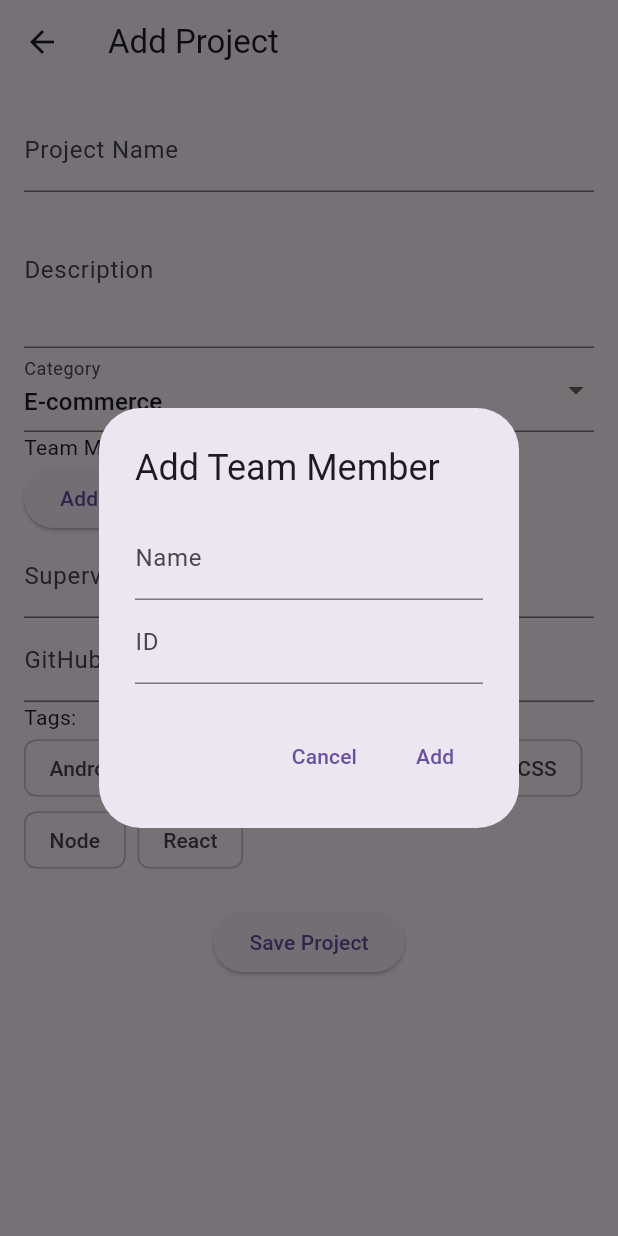
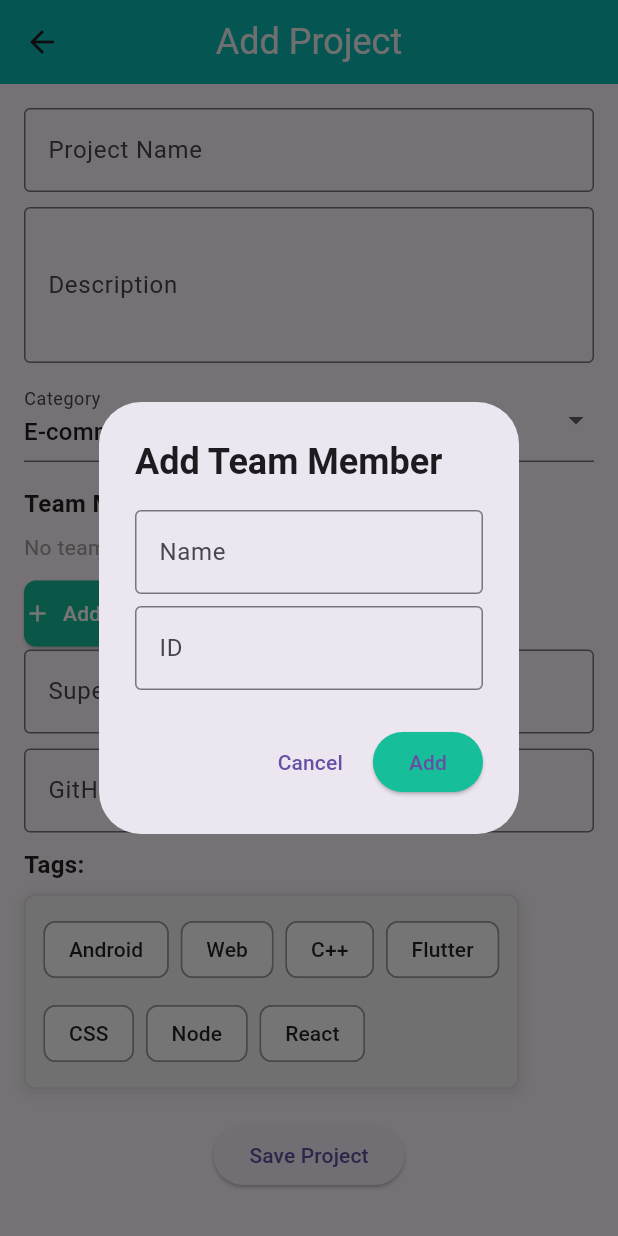
Before and after one commit to OmerFShuhag/Insight, a Flutter app: the AddProjectPage screen opened directly, after a tap on "Add Team Member", on a phone screen of 412 x 824 dp. Run offline on Flutter 3.47's test engine with Material 3 defaults, Android fonts, the phone set to English and light mode, and no system bars; our stand-ins replace cloud_firestore, curved_navigation_bar, firebase_auth, firebase_core, fluttertoast; accounts and stored records are empty.

```diff
--- a/lib/body/Home/AddProject.dart
+++ b/lib/body/Home/AddProject.dart
@@ -65,8 +65,7 @@ class _AddProjectPageState extends State<AddProjectPage> {
 
   Future<void> _saveProject() async {
     if (_formKey.currentState!.validate()) {
-      final String projectId =
-          ''; // Initialize with an empty ID for a new project
+      final String projectId = '';
       final project = projectClass.Project(
         id: projectId,
         projectName: _projectNameController.text,
@@ -77,16 +76,6 @@ class _AddProjectPageState extends State<AddProjectPage> {
         githubLink: _githubLinkController.text,
         tags: _selectedTags,
       );
-      // Project(
-      //   id: projectId,
-      //   projectName: _projectNameController.text,
-      //   description: _descriptionController.text,
-      //   category: _selectedCategory,
-      //   teamMembers: _teamMembers,
-      //   supervisorName: _supervisorNameController.text,
-      //   githubLink: _githubLinkController.text,
-      //   tags: _selectedTags,
-      // );
 
       final String userId = FirebaseAuth.instance.currentUser!.uid;
 
@@ -116,7 +105,15 @@ class _AddProjectPageState extends State<AddProjectPage> {
   Widget build(BuildContext context) {
     return Scaffold(
       appBar: AppBar(
-        title: Text('Add Project'),
+        title: const Text(
+          'Add Project',
+          style: TextStyle(
+            fontSize: 24,
+            color: const Color.fromARGB(255, 243, 243, 243),
+          ),
+        ),
+        centerTitle: true,
+        backgroundColor: const Color.fromARGB(255, 10, 186, 180),
       ),
       body: SingleChildScrollView(
         padding: const EdgeInsets.all(16.0),
@@ -125,22 +122,69 @@ class _AddProjectPageState extends State<AddProjectPage> {
           child: Column(
             crossAxisAlignment: CrossAxisAlignment.start,
             children: [
-              TextFormField(
+              _buildTextField(
                 controller: _projectNameController,
-                decoration: InputDecoration(labelText: 'Project Name'),
+                label: 'Project Name',
+                validatorMessage: 'Please enter project name',
+              ),
+              const SizedBox(height: 10),
+              _buildTextField(
+                controller: _descriptionController,
+                label: 'Description',
+                maxLines: 3,
+                validatorMessage: 'Please enter description',
+              ),
+              const SizedBox(height: 10),
+              _buildDropdownField(),
+              const SizedBox(height: 16.0),
+              _buildTeamMembersSection(),
+              _buildTextField(
+                controller: _supervisorNameController,
+                label: 'Supervisor Name',
+                validatorMessage: 'Please enter supervisor name',
+              ),
+              const SizedBox(height: 10),
+              _buildTextField(
+                controller: _githubLinkController,
+                label: 'GitHub Link',
+                validatorMessage: 'Please enter GitHub link',
+              ),
+              const SizedBox(height: 10),
+              _buildTagsSection(),
+              const SizedBox(height: 20.0),
+              Center(
+                child: ElevatedButton(
+                  onPressed: _saveProject,
+                  child: const Text('Save Project'),
+                ),
+              ),
+            ],
+          ),
+        ),
+      ),
+    );
+  }
+
+  Widget _buildTextField({
+    required TextEditingController controller,
+    required String label,
+    String? validatorMessage,
+    int maxLines = 1,
+  }) {
+    return TextFormField(
+      controller: controller,
+      decoration:
+          InputDecoration(labelText: label, border: const OutlineInputBorder()),
+      maxLines: maxLines,
       validator: (value) =>
-                    value!.isEmpty ? 'Please enter project name' : null,
-              ),
-              TextFormField(
-                controller: _descriptionController,
-                decoration: InputDecoration(labelText: 'Description'),
-                maxLines: 3,
-                validator: (value) =>
-                    value!.isEmpty ? 'Please enter description' : null,
-              ),
-              DropdownButtonFormField(
+          value != null && value.isEmpty ? validatorMessage : null,
+    );
+  }
+
+  Widget _buildDropdownField() {
+    return DropdownButtonFormField(
       value: _selectedCategory,
-                decoration: InputDecoration(labelText: 'Category'),
+      decoration: const InputDecoration(labelText: 'Category'),
       items: _categories.map((category) {
         return DropdownMenuItem(
           value: category,
@@ -152,80 +196,167 @@ class _AddProjectPageState extends State<AddProjectPage> {
           _selectedCategory = value as String;
         });
       },
+    );
+  }
+
+  Widget _buildTeamMembersSection() {
+    return Column(
+      crossAxisAlignment: CrossAxisAlignment.start,
+      children: [
+        Text(
+          'Team Members (Max $_maxTeamMembers):',
+          style: const TextStyle(
+            fontSize: 16.0,
+            fontWeight: FontWeight.bold,
+            color: Colors.black87,
           ),
-              Text('Team Members (Max $_maxTeamMembers):'),
-              ..._teamMembers.asMap().entries.map((entry) {
+        ),
+        const SizedBox(height: 8.0),
+        if (_teamMembers.isNotEmpty)
+          Container(
+            padding: const EdgeInsets.symmetric(vertical: 8.0),
+            decoration: BoxDecoration(
+              color: Colors.grey[100],
+              border: Border.all(color: Colors.grey[300]!),
+              borderRadius: BorderRadius.circular(8.0),
+              boxShadow: [
+                BoxShadow(
+                  color: Colors.grey.withOpacity(0.2),
+                  blurRadius: 4,
+                  offset: const Offset(0, 2),
+                ),
+              ],
+            ),
+            child: Column(
+              children: _teamMembers.asMap().entries.map((entry) {
                 int index = entry.key;
                 Map<String, String> member = entry.value;
                 return ListTile(
-                  title: Text('Name: ${member['name']}'),
+                  contentPadding: const EdgeInsets.symmetric(horizontal: 16.0),
+                  title: Text(
+                    'Name: ${member['name']}',
+                    style: const TextStyle(fontWeight: FontWeight.w600),
+                  ),
                   subtitle: Text('ID: ${member['id']}'),
                   trailing: IconButton(
-                    icon: Icon(Icons.delete, color: Colors.red),
+                    icon: const Icon(Icons.delete, color: Colors.red),
                     onPressed: () => _removeTeamMember(index),
                   ),
                 );
               }).toList(),
+            ),
+          )
+        else
+          const Text(
+            'No team members added yet.',
+            style: TextStyle(color: Colors.grey),
+          ),
         if (_teamMembers.length < _maxTeamMembers)
-                ElevatedButton(
-                  onPressed: () {
+          Padding(
+            padding: const EdgeInsets.only(top: 10.0),
+            child: ElevatedButton.icon(
+              onPressed: _showAddTeamMemberDialog,
+              icon: const Icon(Icons.add),
+              label: const Text('Add Team Member     '),
+              style: ElevatedButton.styleFrom(
+                backgroundColor: const Color.fromARGB(255, 22, 190, 154),
+                foregroundColor: Colors.white,
+                shape: RoundedRectangleBorder(
+                  borderRadius: BorderRadius.circular(8.0),
+                ),
+                padding: const EdgeInsets.symmetric(vertical: 12.0),
+              ),
+            ),
+          ),
+      ],
+    );
+  }
+
+  void _showAddTeamMemberDialog() {
+    final nameController = TextEditingController();
+    final idController = TextEditingController();
+
     showDialog(
       context: context,
       builder: (context) {
-                        final nameController = TextEditingController();
-                        final idController = TextEditingController();
         return AlertDialog(
-                          title: Text('Add Team Member'),
-                          content: Column(
+          title: const Text(
+            'Add Team Member',
+            style: TextStyle(fontWeight: FontWeight.bold),
+          ),
+          content: SingleChildScrollView(
+            child: Column(
               mainAxisSize: MainAxisSize.min,
               children: [
-                              TextField(
+                _buildTextField(
                   controller: nameController,
-                                decoration: InputDecoration(labelText: 'Name'),
+                  label: 'Name',
+                  validatorMessage: 'Name is required',
                 ),
-                              TextField(
+                const SizedBox(height: 8.0),
+                _buildTextField(
                   controller: idController,
-                                decoration: InputDecoration(labelText: 'ID'),
+                  label: 'ID',
+                  validatorMessage: 'ID is required',
                 ),
               ],
             ),
+          ),
           actions: [
             TextButton(
+              onPressed: () => Navigator.pop(context),
+              child: const Text('Cancel'),
+            ),
+            ElevatedButton(
               onPressed: () {
+                if (nameController.text.isNotEmpty &&
+                    idController.text.isNotEmpty) {
+                  _addTeamMember(nameController.text, idController.text);
                   Navigator.pop(context);
+                }
               },
-                              child: Text('Cancel'),
+              style: ElevatedButton.styleFrom(
+                backgroundColor: Color.fromARGB(255, 22, 190, 154),
               ),
-                            TextButton(
-                              onPressed: () {
-                                _addTeamMember(
-                                    nameController.text, idController.text);
-                                Navigator.pop(context);
-                              },
-                              child: Text('Add'),
+              child: const Text('Add'),
             ),
           ],
         );
       },
     );
-                  },
-                  child: Text('Add Team Member'),
+  }
+
+  Widget _buildTagsSection() {
+    return Column(
+      crossAxisAlignment: CrossAxisAlignment.start,
+      children: [
+        const Text(
+          'Tags:',
+          style: TextStyle(
+            fontSize: 16.0,
+            fontWeight: FontWeight.bold,
+            color: Colors.black87,
           ),
-              TextFormField(
-                controller: _supervisorNameController,
-                decoration: InputDecoration(labelText: 'Supervisor Name'),
-                validator: (value) =>
-                    value!.isEmpty ? 'Please enter supervisor name' : null,
         ),
-              TextFormField(
-                controller: _githubLinkController,
-                decoration: InputDecoration(labelText: 'GitHub Link'),
-                validator: (value) =>
-                    value!.isEmpty ? 'Please enter GitHub link' : null,
+        const SizedBox(height: 8.0),
+        Container(
+          padding: const EdgeInsets.all(12.0),
+          decoration: BoxDecoration(
+            color: Colors.grey[100],
+            border: Border.all(color: Colors.grey[300]!),
+            borderRadius: BorderRadius.circular(8.0),
+            boxShadow: [
+              BoxShadow(
+                color: Colors.grey.withOpacity(0.2),
+                spreadRadius: 2,
+                blurRadius: 5,
+                offset: Offset(0, 2),
               ),
-              Text('Tags:'),
-              Wrap(
+            ],
+          ),
+          child: Wrap(
             spacing: 8.0,
+            runSpacing: 8.0,
             children: _availableTags.map((tag) {
               return FilterChip(
                 label: Text(tag),
@@ -239,20 +370,27 @@ class _AddProjectPageState extends State<AddProjectPage> {
                     }
                   });
                 },
+                selectedColor: Colors.blueAccent.withOpacity(0.2),
+                checkmarkColor: Colors.blueAccent,
+                backgroundColor: Colors.white,
+                labelStyle: TextStyle(
+                  color: _selectedTags.contains(tag)
+                      ? Colors.blueAccent
+                      : Colors.black87,
+                ),
+                shape: RoundedRectangleBorder(
+                  borderRadius: BorderRadius.circular(8.0),
+                  side: BorderSide(
+                    color: _selectedTags.contains(tag)
+                        ? Colors.blueAccent
+                        : Colors.grey,
+                  ),
+                ),
               );
             }).toList(),
           ),
-              SizedBox(height: 20.0),
-              Center(
-                child: ElevatedButton(
-                  onPressed: _saveProject,
-                  child: Text('Save Project'),
-                ),
         ),
       ],
-          ),
-        ),
-      ),
     );
   }
 }
--- a/lib/body/Project_class.dart
+++ b/lib/body/Project_class.dart
@@ -3,11 +3,10 @@ class Project {
   String projectName;
   String description;
   String category;
-  List<Map<String, String>>
-      teamMembers; // List of team members with their name and ID
+  List<Map<String, String>> teamMembers;
   String supervisorName;
   String githubLink;
-  List<String> tags; // List of selected tags like android, web, etc.
+  List<String> tags;
 
   Project({
     required this.id,
@@ -43,7 +42,6 @@ class Project {
       );
     }
 
-    // Similarly for other fields
     List<String> tags = List<String>.from(map['tags'] ?? []);
 
     return Project(
--- a/lib/body/bottom_bar/dashboard.dart
+++ b/lib/body/bottom_bar/dashboard.dart
@@ -4,6 +4,7 @@ import 'package:insight/body/Home/AllProjects.dart';
 import 'package:insight/body/Home/MyProjects.dart';
 import 'package:insight/body/Home/Catagories.dart';
 import 'package:insight/body/Home/AddProject.dart';
+import 'package:insight/body/bottom_bar/demo.dart';
 
 class Dashboard extends StatefulWidget {
   @override
@@ -60,7 +61,7 @@ class _DashboardState extends State<Dashboard> {
                           Navigator.push(
                             context,
                             MaterialPageRoute(
-                              builder: (context) => AllProjectsPage(),
+                              builder: (context) => ProjectsPage(),
                             ),
                           );
                         },
@@ -82,7 +83,6 @@ class _DashboardState extends State<Dashboard> {
                               ),
                             ),
                           );
-                          // Handle tap
                         },
                       ),
                     ),
@@ -125,7 +125,6 @@ class _DashboardState extends State<Dashboard> {
                               builder: (context) => AddProjectPage(),
                             ),
                           );
-                          // Handle tap
                         },
                       ),
                     ),
--- a/lib/body/bottom_bar/profile.dart
+++ b/lib/body/bottom_bar/profile.dart
@@ -18,7 +18,6 @@ class _ProfileState extends State<Profile> {
   }
 
   Future<void> _loadProfileData() async {
-    // Simulate a delay to mimic fetching data from a database
     await Future.delayed(Duration(seconds: 2));
     if (mounted) {
       setState(() {
--- a/lib/body/databseViewModel.dart
+++ b/lib/body/databseViewModel.dart
@@ -45,7 +45,7 @@ class ProjectViewModel extends ChangeNotifier {
     }
   }
 
-  // Fetch favorite projects (assuming there's a "favorites" field in user profile)
+  // Fetch favorite projects
   Future<void> fetchFavoriteProjects(String userId) async {
     try {
       DocumentSnapshot userDoc =
--- a/lib/body/homepage.dart
+++ b/lib/body/homepage.dart
@@ -96,7 +96,7 @@ class _HomepageState extends State<Homepage> {
             leading: Icon(Icons.logout),
             title: Text('Sign Out'),
             onTap: () {
-              Navigator.of(context).pop(); // Close the menu
+              Navigator.of(context).pop();
               AuthService().signout();
               Navigator.pushReplacementNamed(context, '/login');
             },
```
Also changed, not shown: lib/body/Home/AllProjects.dart (+1 -7 lines), lib/body/bottom_bar/demo.dart (added, +114 -0 lines). Lines whose indentation alone changed are shown as unchanged.
